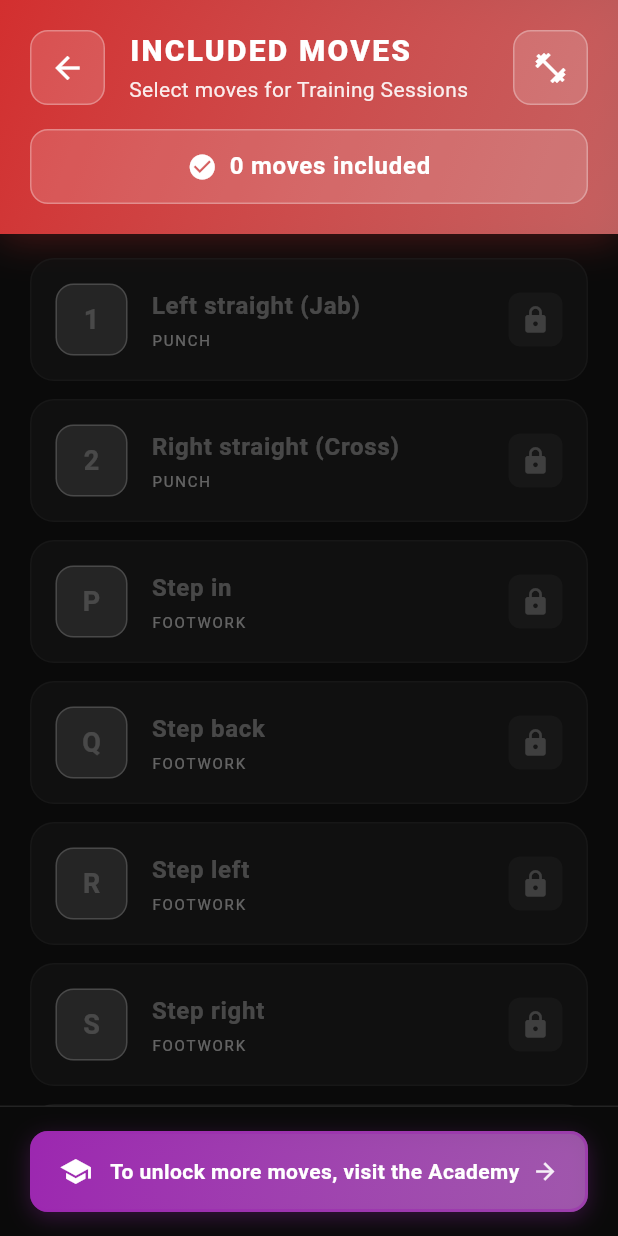
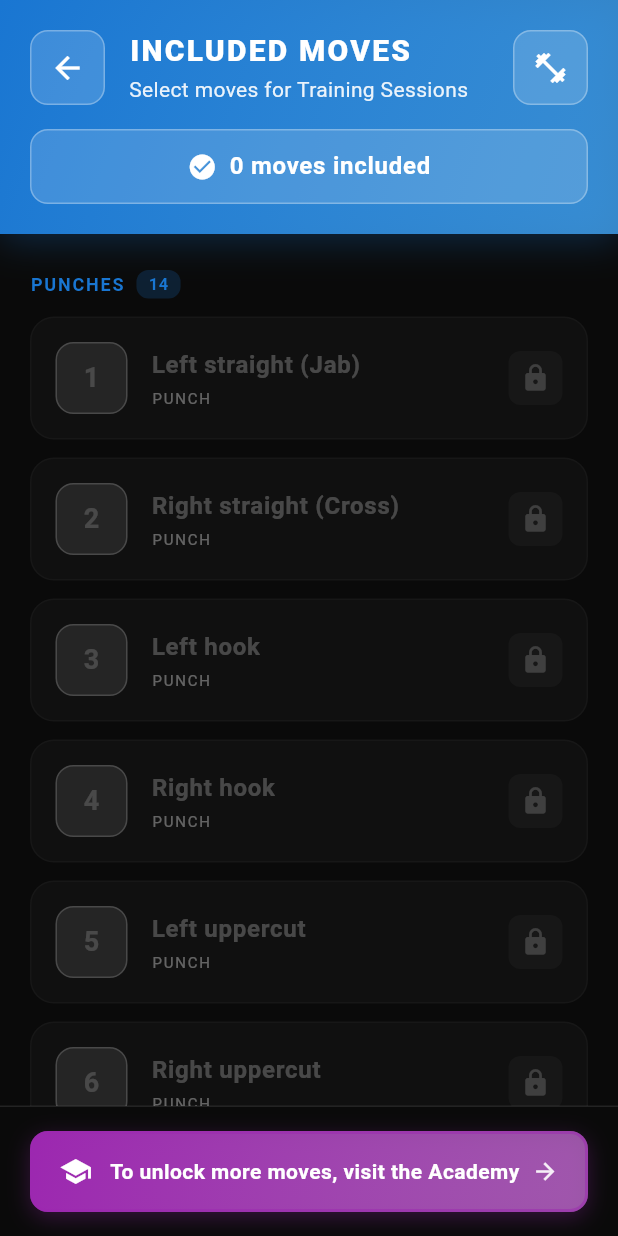
Before and after one commit to mikebg95/fight-my-shadow, a Flutter app: the HomeScreen screen opened directly, after a tap on "Select moves", on a phone screen of 412 x 824 dp. Run offline on Flutter 3.47's test engine with Material 3 defaults, Android fonts, the phone set to English and light mode, and no system bars; our stand-ins replace flutter_tts, shared_preferences; accounts and stored records are empty.

Commit message:
Update Included Moves screen with improved UX and categorization
- Change color theme from red to blue to distinguish from error messages
- Update "Included moves" button on Training screen to blue
- Add modern error overlay with close icon and smooth animations
- Organize moves by category (Punches, Defense, Footwork, Deception)
- Add category section headers with move counts
- Prevent stacking of error overlays with static reference
- Clean up unused imports and variables

🤖 Generated with [Claude Code](https://claude.com/claude-code)

Co-Authored-By: Claude Sonnet 4.5 <noreply@anthropic.com>

```diff
--- a/lib/main.dart
+++ b/lib/main.dart
@@ -764,18 +764,18 @@ class _HomeScreenState extends State<HomeScreen> {
                 decoration: BoxDecoration(
                   gradient: LinearGradient(
                     colors: [
-                      Colors.red.shade700,
-                      Colors.red.shade800,
+                      Colors.blue.shade700,
+                      Colors.blue.shade800,
                     ],
                   ),
                   borderRadius: BorderRadius.circular(12),
                   border: Border.all(
-                    color: Colors.red.shade600.withValues(alpha: 0.5),
+                    color: Colors.blue.shade600.withValues(alpha: 0.5),
                     width: 2,
                   ),
                   boxShadow: [
                     BoxShadow(
-                      color: Colors.red.shade600.withValues(alpha: 0.3),
+                      color: Colors.blue.shade600.withValues(alpha: 0.3),
                       blurRadius: 8,
                       offset: const Offset(0, 2),
                     ),
--- a/lib/screens/included_moves_screen.dart
+++ b/lib/screens/included_moves_screen.dart
@@ -2,11 +2,10 @@ import 'package:flutter/material.dart';
 import 'package:provider/provider.dart';
 import 'package:fight_my_shadow/controllers/training_preferences_controller.dart';
 import 'package:fight_my_shadow/controllers/story_mode_controller.dart';
-import 'package:fight_my_shadow/domain/learning/learning_path.dart';
-import 'package:fight_my_shadow/repositories/move_repository.dart';
 import 'package:fight_my_shadow/models/move.dart';
 import 'package:fight_my_shadow/services/move_lock_status_resolver.dart';
 import 'package:fight_my_shadow/screens/learning_progress_screen.dart';
+import 'package:fight_my_shadow/data/boxing_moves_data.dart';
 
 /// Screen for selecting which unlocked moves to include in Training Sessions.
 ///
@@ -18,9 +17,9 @@ import 'package:fight_my_shadow/screens/learning_progress_screen.dart';
 class IncludedMovesScreen extends StatelessWidget {
   const IncludedMovesScreen({super.key});
 
-  // Training theme colors (red)
-  static const _trainingPrimary = Color(0xFFD32F2F); // Red 700
-  static const _trainingSecondary = Color(0xFFE57373); // Red 300
+  // Included Moves theme colors (blue)
+  static const _includedMovesPrimary = Color(0xFF1976D2); // Blue 700
+  static const _includedMovesSecondary = Color(0xFF42A5F5); // Blue 400
 
   // Academy theme colors (purple)
   static const _academyPrimary = Color(0xFF9C27B0); // Purple 500
@@ -33,12 +32,18 @@ class IncludedMovesScreen extends StatelessWidget {
   Widget build(BuildContext context) {
     final trainingController = Provider.of<TrainingPreferencesController>(context);
     final storyController = Provider.of<StoryModeController>(context);
-    final moveRepository = Provider.of<MoveRepository>(context);
+
+    final learningState = storyController.state;
+    final currentMove = learningState.currentMove;
 
     // Get all moves in Academy order
-    final allLearningMoves = LearningPath.getAllMoves();
-    final learningState = storyController.state;
-    final currentMove = learningState.currentMove;
+    final allMovesOrdered = getMovesInAcademyOrder();
+
+    // Group by category while preserving Academy order within each category
+    final punches = allMovesOrdered.where((m) => m.category == MoveCategory.punch).toList();
+    final defense = allMovesOrdered.where((m) => m.category == MoveCategory.defense).toList();
+    final footwork = allMovesOrdered.where((m) => m.category == MoveCategory.footwork).toList();
+    final deception = allMovesOrdered.where((m) => m.category == MoveCategory.deception).toList();
 
     return Scaffold(
       body: SafeArea(
@@ -47,29 +52,21 @@ class IncludedMovesScreen extends StatelessWidget {
             // Header
             _buildHeader(context, trainingController),
 
-            // Move list
+            // Move list with category sections
             Expanded(
-              child: ListView.builder(
+              child: ListView(
                 padding: const EdgeInsets.fromLTRB(20, 16, 20, 20),
-                itemCount: allLearningMoves.length,
-                itemBuilder: (context, index) {
-                  final learningMove = allLearningMoves[index];
-
-                  // Get the first move code for this learning move
-                  final moveCode = learningMove.moveCodes.first;
-                  final move = moveRepository.getMoveByCode(moveCode);
-
-                  if (move == null) return const SizedBox.shrink();
-
-                  // Determine unlock state
+                children: [
+                  // Punches section
+                  _buildSectionHeader(context, 'Punches', punches.length),
+                  ...punches.map((move) {
                     final unlockState = MoveLockStatusResolver.getUnlockState(
-                    moveCode,
+                      move.code,
                       learningState,
                       currentMove,
                     );
-
                     final isUnlocked = unlockState == MoveUnlockState.unlocked;
-                  final isIncluded = trainingController.isIncluded(moveCode);
+                    final isIncluded = trainingController.isIncluded(move.code);
 
                     return _buildMoveRow(
                       context,
@@ -77,9 +74,76 @@ class IncludedMovesScreen extends StatelessWidget {
                       move: move,
                       isUnlocked: isUnlocked,
                       isIncluded: isIncluded,
-                    moveCode: moveCode,
+                      moveCode: move.code,
                     );
-                },
+                  }),
+                  const SizedBox(height: 16),
+
+                  // Defense section
+                  _buildSectionHeader(context, 'Defense', defense.length),
+                  ...defense.map((move) {
+                    final unlockState = MoveLockStatusResolver.getUnlockState(
+                      move.code,
+                      learningState,
+                      currentMove,
+                    );
+                    final isUnlocked = unlockState == MoveUnlockState.unlocked;
+                    final isIncluded = trainingController.isIncluded(move.code);
+
+                    return _buildMoveRow(
+                      context,
+                      trainingController: trainingController,
+                      move: move,
+                      isUnlocked: isUnlocked,
+                      isIncluded: isIncluded,
+                      moveCode: move.code,
+                    );
+                  }),
+                  const SizedBox(height: 16),
+
+                  // Footwork section
+                  _buildSectionHeader(context, 'Footwork', footwork.length),
+                  ...footwork.map((move) {
+                    final unlockState = MoveLockStatusResolver.getUnlockState(
+                      move.code,
+                      learningState,
+                      currentMove,
+                    );
+                    final isUnlocked = unlockState == MoveUnlockState.unlocked;
+                    final isIncluded = trainingController.isIncluded(move.code);
+
+                    return _buildMoveRow(
+                      context,
+                      trainingController: trainingController,
+                      move: move,
+                      isUnlocked: isUnlocked,
+                      isIncluded: isIncluded,
+                      moveCode: move.code,
+                    );
+                  }),
+                  const SizedBox(height: 16),
+
+                  // Deception section
+                  _buildSectionHeader(context, 'Deception', deception.length),
+                  ...deception.map((move) {
+                    final unlockState = MoveLockStatusResolver.getUnlockState(
+                      move.code,
+                      learningState,
+                      currentMove,
+                    );
+                    final isUnlocked = unlockState == MoveUnlockState.unlocked;
+                    final isIncluded = trainingController.isIncluded(move.code);
+
+                    return _buildMoveRow(
+                      context,
+                      trainingController: trainingController,
+                      move: move,
+                      isUnlocked: isUnlocked,
+                      isIncluded: isIncluded,
+                      moveCode: move.code,
+                    );
+                  }),
+                ],
               ),
             ),
 
@@ -99,13 +163,13 @@ class IncludedMovesScreen extends StatelessWidget {
           begin: Alignment.topLeft,
           end: Alignment.bottomRight,
           colors: [
-            _trainingPrimary,
-            _trainingSecondary.withValues(alpha: 0.8),
+            _includedMovesPrimary,
+            _includedMovesSecondary.withValues(alpha: 0.8),
           ],
         ),
         boxShadow: [
           BoxShadow(
-            color: _trainingPrimary.withValues(alpha: 0.3),
+            color: _includedMovesPrimary.withValues(alpha: 0.3),
             blurRadius: 20,
             offset: const Offset(0, 4),
           ),
@@ -202,6 +266,41 @@ class IncludedMovesScreen extends StatelessWidget {
                       ),
                 ),
               ],
+            ),
+          ),
+        ],
+      ),
+    );
+  }
+
+  Widget _buildSectionHeader(BuildContext context, String title, int count) {
+    return Padding(
+      padding: const EdgeInsets.only(top: 8, bottom: 12),
+      child: Row(
+        children: [
+          Text(
+            title.toUpperCase(),
+            style: Theme.of(context).textTheme.bodyMedium?.copyWith(
+                  fontSize: 12,
+                  fontWeight: FontWeight.w700,
+                  letterSpacing: 1.2,
+                  color: _includedMovesPrimary,
+                ),
+          ),
+          const SizedBox(width: 8),
+          Container(
+            padding: const EdgeInsets.symmetric(horizontal: 8, vertical: 2),
+            decoration: BoxDecoration(
+              color: _includedMovesPrimary.withValues(alpha: 0.2),
+              borderRadius: BorderRadius.circular(8),
+            ),
+            child: Text(
+              '$count',
+              style: Theme.of(context).textTheme.bodySmall?.copyWith(
+                    fontSize: 11,
+                    fontWeight: FontWeight.w700,
+                    color: _includedMovesPrimary,
+                  ),
             ),
           ),
         ],
@@ -628,6 +727,25 @@ class _ModernErrorOverlayState extends State<_ModernErrorOverlay>
                         ),
                       ),
                     ),
+                    const SizedBox(width: 12),
+                    // Close icon button
+                    GestureDetector(
+                      onTap: () {
+                        _controller.reverse().then((_) => widget.onDismiss());
+                      },
+                      child: Container(
+                        padding: const EdgeInsets.all(6),
+                        decoration: BoxDecoration(
+                          color: Colors.white.withValues(alpha: 0.15),
+                          shape: BoxShape.circle,
+                        ),
+                        child: const Icon(
+                          Icons.close_rounded,
+                          color: Colors.white,
+                          size: 18,
+                        ),
+                      ),
+                    ),
                   ],
                 ),
               ),
```
Lines whose indentation alone changed are shown as unchanged.
